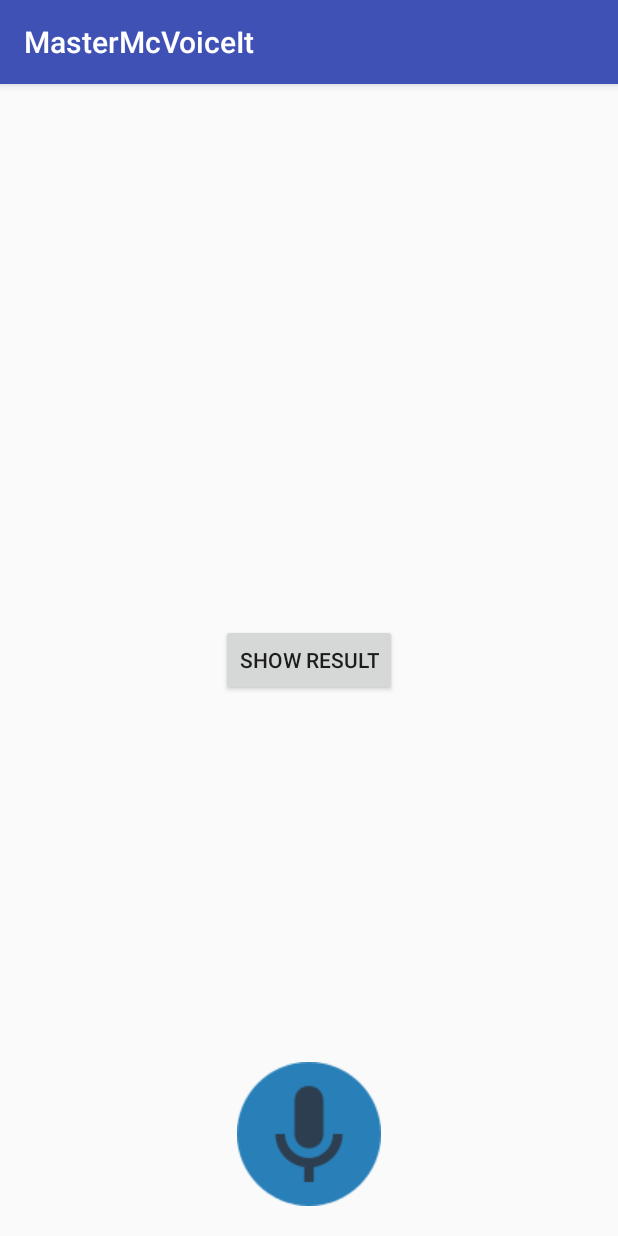
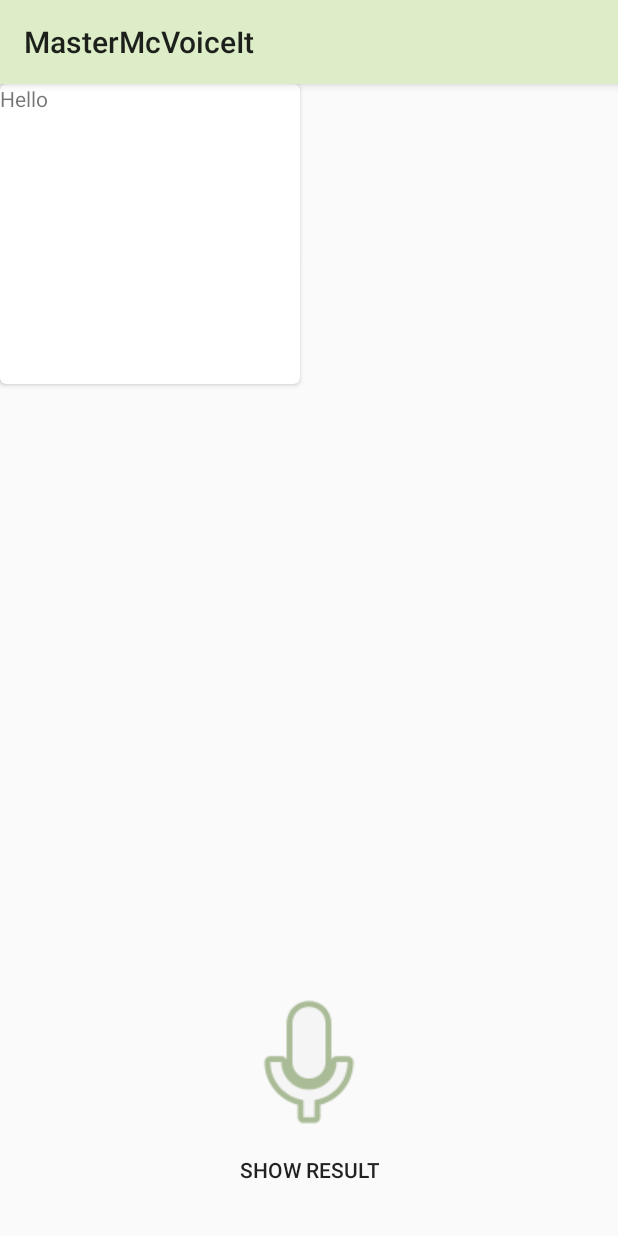
Before and after one commit to loafalkman/MasterMcVoiceIt, an Android app: the screen it shows after launch (MainActivity), on a phone screen of 412 x 824 dp. Run offline under Robolectric (Android 15) with nearby library versions, the phone set to English and light mode, and no system bars.

Commit message:
altered design

```diff
--- a/app/build.gradle
+++ b/app/build.gradle
@@ -24,6 +24,7 @@ dependencies {
     androidTestCompile('com.android.support.test.espresso:espresso-core:2.2.2', {
         exclude group: 'com.android.support', module: 'support-annotations'
     })
+    compile 'com.android.support:cardview-v7:21.0.0-rc1'
     compile 'com.android.support:appcompat-v7:26.+'
     compile 'com.android.support.constraint:constraint-layout:1.0.2'
     testCompile 'junit:junit:4.12'
--- a/app/src/main/java/se/su/dsv/mastermcvoiceit/MainActivity.java
+++ b/app/src/main/java/se/su/dsv/mastermcvoiceit/MainActivity.java
@@ -5,6 +5,7 @@ import android.speech.RecognizerIntent;
 import android.speech.SpeechRecognizer;
 import android.support.v7.app.AppCompatActivity;
 import android.os.Bundle;
+import android.support.v7.widget.Toolbar;
 import android.util.Log;
 import android.view.View;
 import android.widget.Toast;
@@ -26,6 +27,9 @@ public class MainActivity extends AppCompatActivity implements RecognitionListen
     protected void onCreate(Bundle savedInstanceState) {
         super.onCreate(savedInstanceState);
         setContentView(R.layout.activity_main);
+
+        Toolbar myToolbar = (Toolbar) findViewById(R.id.my_toolbar);
+        setSupportActionBar(myToolbar);
 
         speechRecognizer = SpeechRecognizer.createSpeechRecognizer(this);
         speechRecognizer.setRecognitionListener(this);
@@ -65,57 +69,35 @@ public class MainActivity extends AppCompatActivity implements RecognitionListen
     }
 
     @Override
-    public void onReadyForSpeech(Bundle bundle) {
+    public void onReadyForSpeech(Bundle bundle) {}
 
+    @Override
+    public void onBeginningOfSpeech() {}
+
+    @Override
+    public void onRmsChanged(float v) {}
+
+    @Override
+    public void onBufferReceived(byte[] bytes) {}
+
+    @Override
+    public void onEndOfSpeech() {}
+
+    @Override
+    public void onError(int i) {}
+
+    @Override
+    public void onResults(Bundle bundle) {
+        ArrayList<String> matches = bundle.getStringArrayList(SpeechRecognizer.RESULTS_RECOGNITION);
+        if (matches != null && matches.size() > 0) {
+            resultString = matches.get(0);
+        }
     }
 
     @Override
-    public void onBeginningOfSpeech() {
-
-    }
+    public void onPartialResults(Bundle bundle) {}
 
     @Override
-    public void onRmsChanged(float v) {
-
-    }
-
-    @Override
-    public void onBufferReceived(byte[] bytes) {
-
-    }
-
-    @Override
-    public void onEndOfSpeech() {
-//        Called after the user stops speaking.
-
-    }
-
-    @Override
-    public void onError(int i) {
-
-    }
-
-    @Override
-    public void onResults(Bundle bundle) {
-    // Called when recognition results are ready.
-
-        ArrayList<String> matches = bundle.getStringArrayList(SpeechRecognizer.RESULTS_RECOGNITION);
-        Log.d(TAG, "onResults: ----> " + matches.get(0));
-        if(matches != null && matches.size() > 0) {
-            resultString = matches.get(0);
-//            Toast.makeText(MainActivity.this, (matches.get(0)), Toast.LENGTH_LONG).show();
-        }
-
-    }
-
-    @Override
-    public void onPartialResults(Bundle bundle) {
-
-    }
-
-    @Override
-    public void onEvent(int i, Bundle bundle) {
-
-    }
+    public void onEvent(int i, Bundle bundle) {}
 
 }
--- a/app/src/main/res/layout/activity_main.xml
+++ b/app/src/main/res/layout/activity_main.xml
@@ -1,31 +1,89 @@
 <?xml version="1.0" encoding="utf-8"?>
 <LinearLayout xmlns:android="http://schemas.android.com/apk/res/android"
-    android:orientation="vertical" android:layout_width="match_parent"
+    xmlns:app="http://schemas.android.com/apk/res-auto"
+    android:orientation="vertical"
+    android:layout_width="match_parent"
     android:layout_height="match_parent">
+
+    <android.support.v7.widget.Toolbar
+        android:id="@+id/my_toolbar"
+        android:layout_width="match_parent"
+        android:layout_height="?attr/actionBarSize"
+        android:background="?attr/colorPrimary"
+        android:elevation="4dp"
+        android:title="@string/app_name"
+        android:theme="@style/ThemeOverlay.AppCompat.ActionBar"
+        app:popupTheme="@style/ThemeOverlay.AppCompat.Light"/>
 
     <RelativeLayout
         android:layout_width="match_parent"
         android:layout_height="match_parent">
 
+        <android.support.v7.widget.CardView
+            xmlns:card_view="http://schemas.android.com/apk/res-auto"
+            android:id="@+id/card_view"
+            android:layout_gravity="center"
+            android:layout_width="200dp"
+            android:layout_height="200dp"
+            card_view:cardCornerRadius="4dp" >
+
+        <RelativeLayout
+            android:layout_width="match_parent"
+            android:layout_height="wrap_content"
+            android:orientation="horizontal">
+
+
+
+            <TextView
+                android:id="@+id/info_text"
+                android:text="Hello"
+                android:layout_width="wrap_content"
+                android:layout_height="match_parent" />
+
+            <TextView
+                android:id="@+id/info_text2"
+                android:text="Hello 2"
+                android:layout_width="wrap_content"
+                android:layout_height="match_parent"
+                android:layout_below="@id/info_text"
+
+
+                />
+
+            </RelativeLayout>
+
+        </android.support.v7.widget.CardView>
 
 
         <ImageButton
             android:id="@+id/main_voice_button"
             android:layout_width="wrap_content"
             android:layout_height="wrap_content"
-            android:src="@drawable/icon_microphone_96"
+            android:src="@drawable/icons_microphone_96_green"
             android:background="@null"
-            android:layout_alignParentBottom="true"
             android:layout_centerHorizontal="true"
-            android:layout_marginBottom="20dp"
+            android:layout_above="@id/main_show_result"
             android:onClick="voiceInput" />
+
+        <!--<TextView-->
+            <!--android:id="@+id/main_mic_text"-->
+            <!--android:layout_width="wrap_content"-->
+            <!--android:layout_height="wrap_content"-->
+            <!--android:text="Talk to me"-->
+            <!--android:layout_centerHorizontal="true"-->
+            <!--android:layout_above="@id/main_show_result"-->
+            <!--/>-->
+
 
         <Button
             android:id="@+id/main_show_result"
             android:layout_width="wrap_content"
             android:layout_height="wrap_content"
             android:layout_centerHorizontal="true"
-            android:layout_centerVertical="true"
+            android:layout_alignParentBottom="true"
+            android:layout_marginBottom="20dp"
+            android:background="@null"
+
             android:text="SHOW RESULT"
             android:onClick="voiceResult" />
 
--- a/app/src/main/res/values/colors.xml
+++ b/app/src/main/res/values/colors.xml
@@ -3,4 +3,10 @@
     <color name="colorPrimary">#3F51B5</color>
     <color name="colorPrimaryDark">#303F9F</color>
     <color name="colorAccent">#FF4081</color>
+
+    <color name="myPrimary">#dcedc8</color>
+    <color name="myPrimaryDark">#aabb97</color>
+    <color name="mySecondary">#f5f5f5</color>
+    <color name="colorBlack">#000000</color>
+
 </resources>
--- a/app/src/main/res/values/styles.xml
+++ b/app/src/main/res/values/styles.xml
@@ -1,11 +1,13 @@
 <resources>
 
     <!-- Base application theme. -->
-    <style name="AppTheme" parent="Theme.AppCompat.Light.DarkActionBar">
+    <style name="AppTheme" parent="Theme.AppCompat.Light.NoActionBar">
+
         <!-- Customize your theme here. -->
-        <item name="colorPrimary">@color/colorPrimary</item>
-        <item name="colorPrimaryDark">@color/colorPrimaryDark</item>
-        <item name="colorAccent">@color/colorAccent</item>
+        <item name="colorPrimary">@color/myPrimary</item>
+        <item name="colorPrimaryDark">@color/myPrimaryDark</item>
+        <item name="colorAccent">@color/mySecondary</item>
+
     </style>
 
 </resources>
```
Also changed, not shown: app/src/main/res/drawable/icons_microphone_96_green.png (added).
